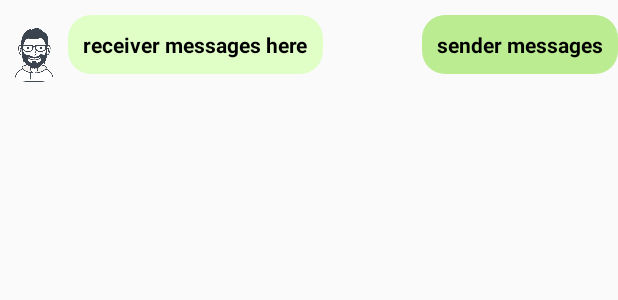
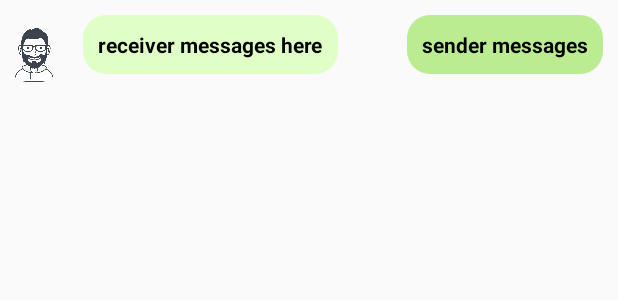
Before and after one commit to armdev19/messenger, an Android app: the layout custom_messages_layout.xml on its own in the app's theme, with its tools: preview values and no code run, on a phone screen of 412 x 824 dp. Shown: the top 300 px of the screen. Run offline under Robolectric (Android 15) with nearby library versions, the phone set to English and light mode, and no system bars.

Commit message:
Fix bugs

```diff
--- a/app/src/main/res/layout/custom_chat_bar.xml
+++ b/app/src/main/res/layout/custom_chat_bar.xml
@@ -21,7 +21,9 @@
             android:layout_alignParentEnd="true"
             android:layout_alignParentTop="true"
             android:cropToPadding="true"
-            android:layout_marginEnd="10dp"/>
+            android:layout_marginEnd="10dp"
+            android:layout_marginTop="10dp"
+            android:layout_marginBottom="10dp"/>
 
         <TextView
             android:id="@+id/custom_profile_name"
--- a/app/src/main/res/layout/custom_messages_layout.xml
+++ b/app/src/main/res/layout/custom_messages_layout.xml
@@ -16,6 +16,7 @@
         android:layout_height="wrap_content"
         android:layout_alignParentTop="true"
         android:layout_marginTop="10dp"
+        android:layout_marginStart="10dp"
         android:layout_toEndOf="@+id/message_profile_image"
         android:background="@drawable/receiver_messages_layout"
         android:text="receiver messages here"
@@ -30,6 +31,7 @@
         android:layout_height="wrap_content"
         android:layout_alignParentEnd="true"
         android:layout_marginTop="10dp"
+        android:layout_marginEnd="10dp"
         android:layout_alignParentTop="@+id/receiver_message_text"
         android:background="@drawable/sender_messages_layout"
         android:text="sender messages"
@@ -40,18 +42,20 @@
 
     <ImageView
         android:id="@+id/message_sender_image_view"
-        android:layout_width="150dp"
-        android:layout_height="150dp"
+        android:layout_width="100dp"
+        android:layout_height="100dp"
         android:layout_alignParentEnd="true"
-        android:layout_margin="5dp"
+        android:layout_marginTop="10dp"
+        android:layout_marginEnd="20dp"
         android:scaleType="centerCrop"/>
 
     <ImageView
         android:id="@+id/message_receiver_image_view"
-        android:layout_width="150dp"
-        android:layout_height="150dp"
+        android:layout_width="100dp"
+        android:layout_height="100dp"
         android:layout_alignParentStart="true"
-        android:layout_margin="5dp"
+        android:layout_marginTop="10dp"
+        android:layout_marginStart="45dp"
         android:scaleType="centerCrop"/>
 
 </RelativeLayout>
```
Also changed, not shown: app/src/main/AndroidManifest.xml (+25 -11 lines), app/src/main/java/com/infernal93/messengerdemo/activities/ChatActivity.java (+47 -49 lines), app/src/main/java/com/infernal93/messengerdemo/activities/MainActivity.java (+15 -1 lines), app/src/main/java/com/infernal93/messengerdemo/adapters/MessageAdapter.java (+4 -4 lines), app/src/main/java/com/infernal93/messengerdemo/authentication/LoginActivity.java (+14 -0 lines), app/src/main/res/drawable-hdpi/ic_image_send.png (added), app/src/main/res/drawable-mdpi/ic_image_send.png (added), app/src/main/res/drawable-xhdpi/ic_image_send.png (added), app/src/main/res/drawable-xxhdpi/ic_image_send.png (added), app/src/main/res/drawable-xxxhdpi/ic_image_send.png (added).
